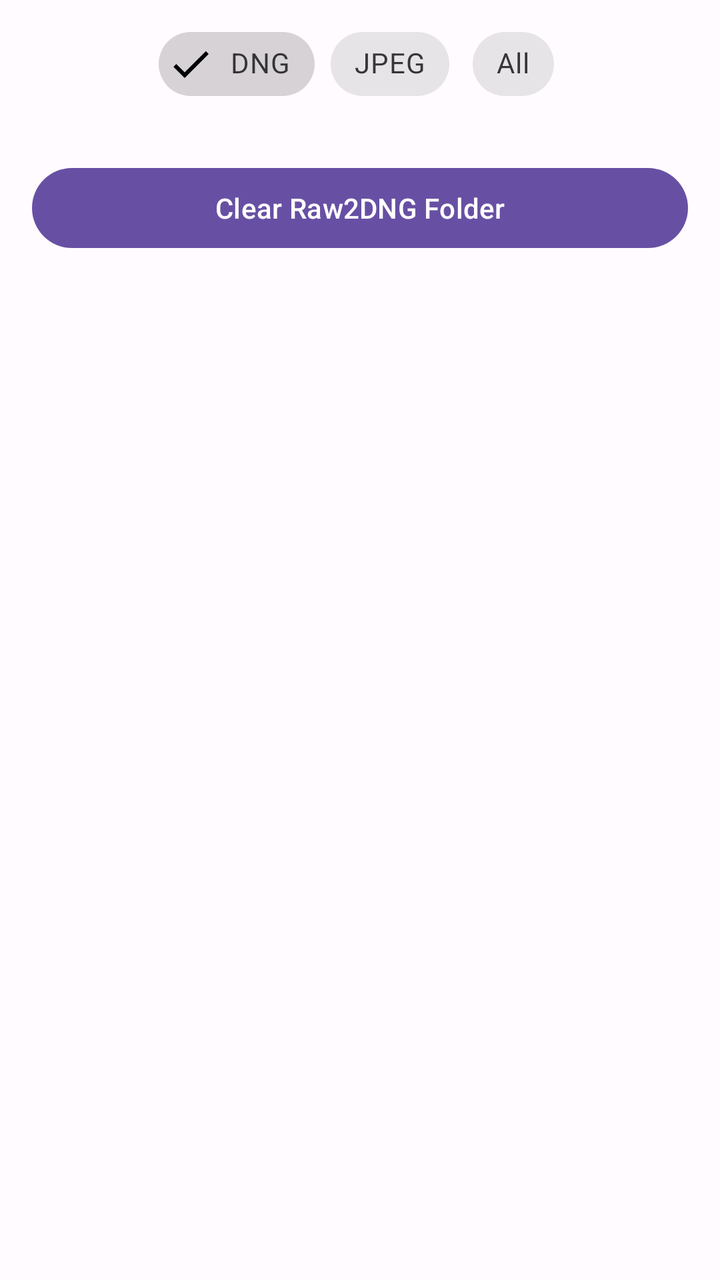
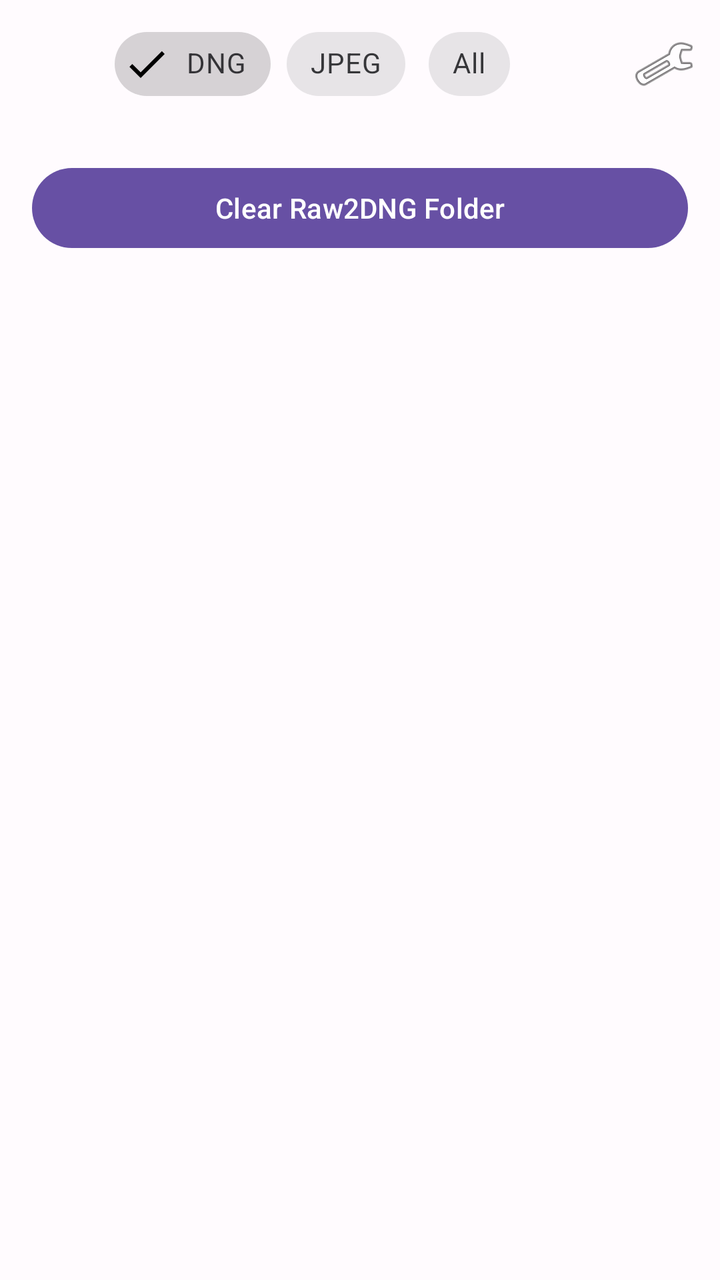

Before-and-after screenshots of an Android layout around one commit, followed by the original layout XML and the change that was made.
<!-- AndroidManifest.xml: application theme Theme.Raw2DNG -->
<!-- res/layout/fragment_gallery.xml -->
<?xml version="1.0" encoding="utf-8"?>
<androidx.constraintlayout.widget.ConstraintLayout xmlns:android="http://schemas.android.com/apk/res/android"
    xmlns:app="http://schemas.android.com/apk/res-auto"
    android:layout_width="match_parent"
    android:layout_height="match_parent">

    <LinearLayout
        android:id="@+id/galleryFilterChips"
        android:layout_width="0dp"
        android:layout_height="wrap_content"
        android:orientation="horizontal"
        android:padding="8dp"
        android:gravity="center"
        app:layout_constraintEnd_toEndOf="parent"
        app:layout_constraintStart_toStartOf="parent"
        app:layout_constraintTop_toTopOf="parent">

        <com.google.android.material.chip.Chip
            android:id="@+id/chipGalleryDng"
            android:layout_width="wrap_content"
            android:layout_height="wrap_content"
            android:layout_marginEnd="8dp"
            android:text="@string/dng_files"
            android:checked="true"
            style="@style/Widget.MaterialComponents.Chip.Filter" />

        <com.google.android.material.chip.Chip
            android:id="@+id/chipGalleryJpeg"
            android:layout_width="wrap_content"
            android:layout_height="wrap_content"
            android:layout_marginEnd="8dp"
            android:text="@string/jpeg_files"
            style="@style/Widget.MaterialComponents.Chip.Filter" />

        <com.google.android.material.chip.Chip
            android:id="@+id/chipGalleryAll"
            android:layout_width="wrap_content"
            android:layout_height="wrap_content"
            android:text="@string/all_files"
            style="@style/Widget.MaterialComponents.Chip.Filter" />

    </LinearLayout>

    <Button
        android:id="@+id/clearFolderButton"
        android:layout_width="0dp"
        android:layout_height="wrap_content"
        android:text="@string/clear_folder"
        android:layout_margin="16dp"
        app:layout_constraintEnd_toEndOf="parent"
        app:layout_constraintStart_toStartOf="parent"
        app:layout_constraintTop_toBottomOf="@id/galleryFilterChips" />

    <TextView
        android:id="@+id/fileCountText"
        android:layout_width="0dp"
        android:layout_height="wrap_content"
        android:textAlignment="center"
        android:layout_marginTop="8dp"
        app:layout_constraintEnd_toEndOf="parent"
        app:layout_constraintStart_toStartOf="parent"
        app:layout_constraintTop_toBottomOf="@+id/clearFolderButton" />

    <LinearLayout
        android:id="@+id/selectionButtonsContainer"
        android:layout_width="0dp"
        android:layout_height="wrap_content"
        android:layout_marginHorizontal="16dp"
        android:layout_marginTop="8dp"
        android:orientation="horizontal"
        android:visibility="gone"
        app:layout_constraintEnd_toEndOf="parent"
        app:layout_constraintStart_toStartOf="parent"
        app:layout_constraintTop_toBottomOf="@+id/fileCountText">

        <Button
            android:id="@+id/previewSelectedButton"
            android:layout_width="0dp"
            android:layout_height="wrap_content"
            android:layout_weight="1"
            android:layout_marginEnd="4dp"
            android:text="@string/preview_selected"
            style="@style/Widget.MaterialComponents.Button" />

        <Button
            android:id="@+id/openSelectedButton"
            android:layout_width="0dp"
            android:layout_height="wrap_content"
            android:layout_weight="1"
            android:layout_marginEnd="4dp"
            android:text="@string/open_selected"
            style="@style/Widget.MaterialComponents.Button" />

        <Button
            android:id="@+id/deleteSelectedButton"
            android:layout_width="0dp"
            android:layout_height="wrap_content"
            android:layout_weight="1"
            android:text="@string/delete_selected"
            style="@style/Widget.MaterialComponents.Button" />

    </LinearLayout>

    <TextView
        android:id="@+id/emptyText"
        android:layout_width="wrap_content"
        android:layout_height="wrap_content"
        android:text="@string/gallery_empty"
        android:textSize="16sp"
        android:textColor="#888888"
        android:visibility="gone"
        app:layout_constraintBottom_toBottomOf="parent"
        app:layout_constraintEnd_toEndOf="parent"
        app:layout_constraintStart_toStartOf="parent"
        app:layout_constraintTop_toBottomOf="@+id/selectionButtonsContainer" />

    <androidx.recyclerview.widget.RecyclerView
        android:id="@+id/recyclerView"
        android:layout_width="0dp"
        android:layout_height="0dp"
        android:layout_marginTop="8dp"
        android:padding="8dp"
        android:clipToPadding="false"
        app:layout_constraintBottom_toBottomOf="parent"
        app:layout_constraintEnd_toEndOf="parent"
        app:layout_constraintStart_toStartOf="parent"
        app:layout_constraintTop_toBottomOf="@+id/selectionButtonsContainer" />

</androidx.constraintlayout.widget.ConstraintLayout>
<!-- resources referenced by this layout -->
<resources>
  <string name="all_files">All</string>
  <string name="clear_folder">Clear Raw2DNG Folder</string>
  <string name="delete_selected">Delete</string>
  <string name="dng_files">DNG</string>
  <string name="gallery_empty">No converted images yet</string>
  <string name="jpeg_files">JPEG</string>
  <string name="open_selected">Open (%1$d)</string>
  <string name="preview_selected">Preview</string>
  <style name="Theme.Raw2DNG" parent="Theme.Material3.DayNight.NoActionBar">
          
          <item name="colorPrimary">@color/md_theme_primary</item>
          <item name="colorOnPrimary">@color/md_theme_onPrimary</item>
          <item name="colorPrimaryContainer">@color/md_theme_primaryContainer</item>
          <item name="colorOnPrimaryContainer">@color/md_theme_onPrimaryContainer</item>
          
          <item name="colorSecondary">@color/md_theme_secondary</item>
          <item name="colorOnSecondary">@color/md_theme_onSecondary</item>
          <item name="colorSecondaryContainer">@color/md_theme_secondaryContainer</item>
          <item name="colorOnSecondaryContainer">@color/md_theme_onSecondaryContainer</item>
          
          <item name="colorTertiary">@color/md_theme_tertiary</item>
          <item name="colorOnTertiary">@color/md_theme_onTertiary</item>
          
          <item name="android:colorBackground">@color/md_theme_background</item>
          <item name="colorOnBackground">@color/md_theme_onBackground</item>
          <item name="colorSurface">@color/md_theme_surface</item>
          <item name="colorOnSurface">@color/md_theme_onSurface</item>
          <item name="colorSurfaceVariant">@color/md_theme_surfaceVariant</item>
          <item name="colorOnSurfaceVariant">@color/md_theme_onSurfaceVariant</item>
          
          <item name="android:statusBarColor">@android:color/transparent</item>
          <item name="android:navigationBarColor">@android:color/transparent</item>
      </style>
  <color name="md_theme_primary">#6750A4</color>
  <color name="md_theme_onPrimary">#FFFFFF</color>
  <color name="md_theme_primaryContainer">#EADDFF</color>
  <color name="md_theme_onPrimaryContainer">#21005E</color>
  <color name="md_theme_secondary">#625B71</color>
  <color name="md_theme_onSecondary">#FFFFFF</color>
  <color name="md_theme_secondaryContainer">#E8DEF8</color>
  <color name="md_theme_onSecondaryContainer">#1E192B</color>
  <color name="md_theme_tertiary">#7D5260</color>
  <color name="md_theme_onTertiary">#FFFFFF</color>
  <color name="md_theme_background">#FFFBFE</color>
  <color name="md_theme_onBackground">#1C1B1F</color>
  <color name="md_theme_surface">#FFFBFE</color>
  <color name="md_theme_onSurface">#1C1B1F</color>
  <color name="md_theme_surfaceVariant">#E7E0EC</color>
  <color name="md_theme_onSurfaceVariant">#49454E</color>
</resources>

<!-- the commit's change to res/layout/fragment_gallery.xml (unified diff, before → after) -->
@@ -4,40 +4,64 @@
     android:layout_width="match_parent"
     android:layout_height="match_parent">
 
+    
     <LinearLayout
-        android:id="@+id/galleryFilterChips"
+        android:id="@+id/headerRow"
         android:layout_width="0dp"
         android:layout_height="wrap_content"
         android:orientation="horizontal"
-        android:padding="8dp"
-        android:gravity="center"
+        android:gravity="center_vertical"
+        android:paddingStart="8dp"
+        android:paddingEnd="4dp"
+        android:paddingTop="8dp"
+        android:paddingBottom="8dp"
         app:layout_constraintEnd_toEndOf="parent"
         app:layout_constraintStart_toStartOf="parent"
         app:layout_constraintTop_toTopOf="parent">
 
-        <com.google.android.material.chip.Chip
-            android:id="@+id/chipGalleryDng"
-            android:layout_width="wrap_content"
+        <LinearLayout
+            android:id="@+id/galleryFilterChips"
+            android:layout_width="0dp"
             android:layout_height="wrap_content"
-            android:layout_marginEnd="8dp"
-            android:text="@string/dng_files"
-            android:checked="true"
-            style="@style/Widget.MaterialComponents.Chip.Filter" />
+            android:layout_weight="1"
+            android:orientation="horizontal"
+            android:gravity="center">
 
-        <com.google.android.material.chip.Chip
-            android:id="@+id/chipGalleryJpeg"
-            android:layout_width="wrap_content"
-            android:layout_height="wrap_content"
-            android:layout_marginEnd="8dp"
-            android:text="@string/jpeg_files"
-            style="@style/Widget.MaterialComponents.Chip.Filter" />
+            <com.google.android.material.chip.Chip
+                android:id="@+id/chipGalleryDng"
+                android:layout_width="wrap_content"
+                android:layout_height="wrap_content"
+                android:layout_marginEnd="8dp"
+                android:text="@string/dng_files"
+                android:checked="true"
+                style="@style/Widget.MaterialComponents.Chip.Filter" />
 
-        <com.google.android.material.chip.Chip
-            android:id="@+id/chipGalleryAll"
-            android:layout_width="wrap_content"
-            android:layout_height="wrap_content"
-            android:text="@string/all_files"
-            style="@style/Widget.MaterialComponents.Chip.Filter" />
+            <com.google.android.material.chip.Chip
+                android:id="@+id/chipGalleryJpeg"
+                android:layout_width="wrap_content"
+                android:layout_height="wrap_content"
+                android:layout_marginEnd="8dp"
+                android:text="@string/jpeg_files"
+                style="@style/Widget.MaterialComponents.Chip.Filter" />
+
+            <com.google.android.material.chip.Chip
+                android:id="@+id/chipGalleryAll"
+                android:layout_width="wrap_content"
+                android:layout_height="wrap_content"
+                android:text="@string/all_files"
+                style="@style/Widget.MaterialComponents.Chip.Filter" />
+
+        </LinearLayout>
+
+        <ImageButton
+            android:id="@+id/btnSettings"
+            android:layout_width="48dp"
+            android:layout_height="48dp"
+            android:background="?attr/selectableItemBackgroundBorderless"
+            android:contentDescription="@string/open_settings"
+            android:src="@android:drawable/ic_menu_preferences"
+            android:scaleType="centerInside"
+            android:padding="8dp" />
 
     </LinearLayout>
 
@@ -49,7 +73,7 @@
         android:layout_margin="16dp"
         app:layout_constraintEnd_toEndOf="parent"
         app:layout_constraintStart_toStartOf="parent"
-        app:layout_constraintTop_toBottomOf="@id/galleryFilterChips" />
+        app:layout_constraintTop_toBottomOf="@id/headerRow" />
 
     <TextView
         android:id="@+id/fileCountText"
<!-- resource entries referenced after the edit -->
@@ -7,6 +7,7 @@
   <string name="gallery_empty">No converted images yet</string>
   <string name="jpeg_files">JPEG</string>
   <string name="open_selected">Open (%1$d)</string>
+  <string name="open_settings">Open settings</string>
   <string name="preview_selected">Preview</string>
   <style name="Theme.Raw2DNG" parent="Theme.Material3.DayNight.NoActionBar">
           
